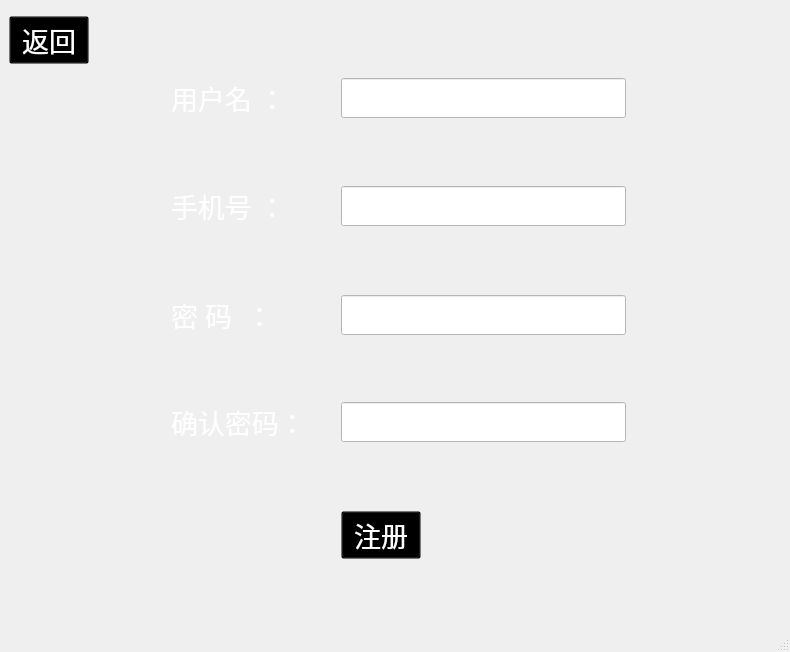
The window that SignUp/zhuce.ui (overji/EMS_SJTU_Innovation) describes before a commit, drawn with Qt 5.
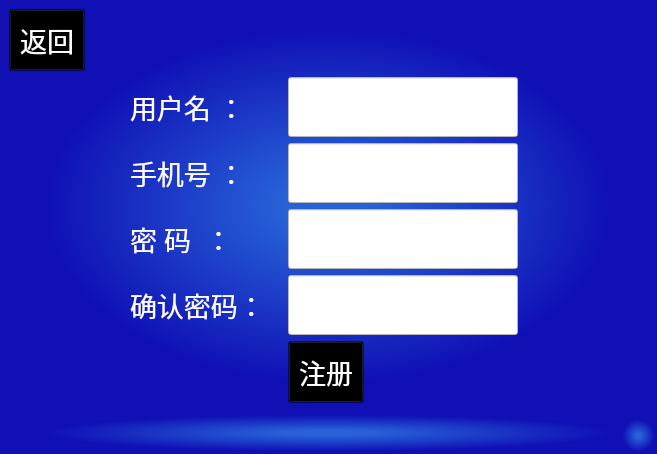
The same window after the commit.

Diff of the .ui file:
```diff
--- a/SignUp/zhuce.ui
+++ b/SignUp/zhuce.ui
@@ -9,15 +9,16 @@
    <rect>
     <x>0</x>
     <y>0</y>
-    <width>790</width>
-    <height>652</height>
+    <width>657</width>
+    <height>452</height>
    </rect>
   </property>
   <property name="windowTitle">
    <string>注册界面</string>
   </property>
   <property name="styleSheet">
-   <string notr="true">background-color:qradialgradient(spread:pad, cx:0.5, cy:0.5, radius:0.431, fx:0.5, fy:0.5, stop:0.153409 rgba(39, 98, 216, 255), stop:1 rgba(16, 16, 181, 255));\npadding:10px;</string>
+   <string notr="true">background-color:qradialgradient(spread:pad, cx:0.5, cy:0.5, radius:0.431, fx:0.5, fy:0.5, stop:0.153409 rgba(39, 98, 216, 255), stop:1 rgba(16, 16, 181, 255));
+padding:10px;</string>
   </property>
   <widget class="QWidget" name="centralwidget">
    <layout class="QGridLayout" name="gridLayout">
```
